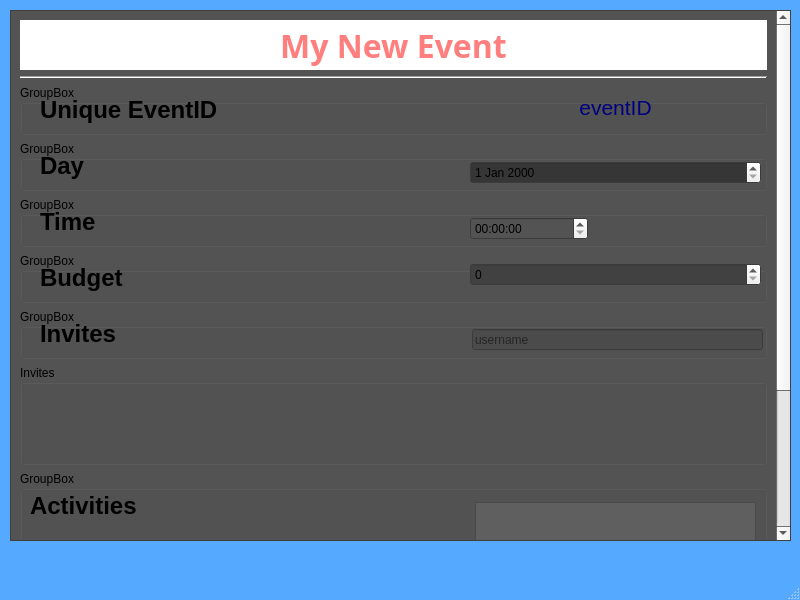
Above: UI/manageEvent.ui from smhavens/MeetUp before the change. Below: the same form after it.
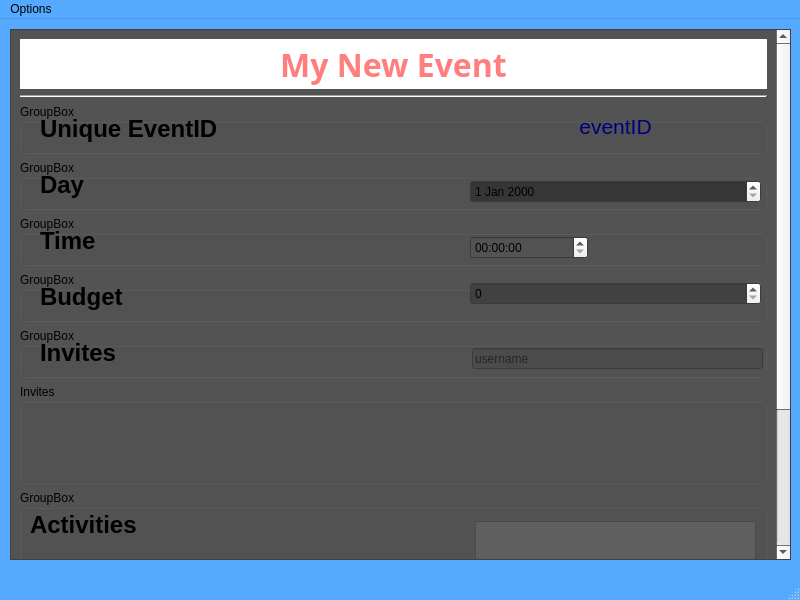
That is the form after the change.

Diff of the .ui file:
```diff
--- a/UI/manageEvent.ui
+++ b/UI/manageEvent.ui
@@ -2591,6 +2591,17 @@
      <height>33</height>
     </rect>
    </property>
+   <property name="autoFillBackground">
+    <bool>true</bool>
+   </property>
+   <widget class="QMenu" name="menuOptions">
+    <property name="title">
+     <string>Options</string>
+    </property>
+    <addaction name="actionhome"/>
+    <addaction name="actionlogout"/>
+   </widget>
+   <addaction name="menuOptions"/>
   </widget>
   <widget class="QStatusBar" name="statusbar"/>
  </widget>
```
Left out of the diff: 10 changed lines with no effect on the pictures.
